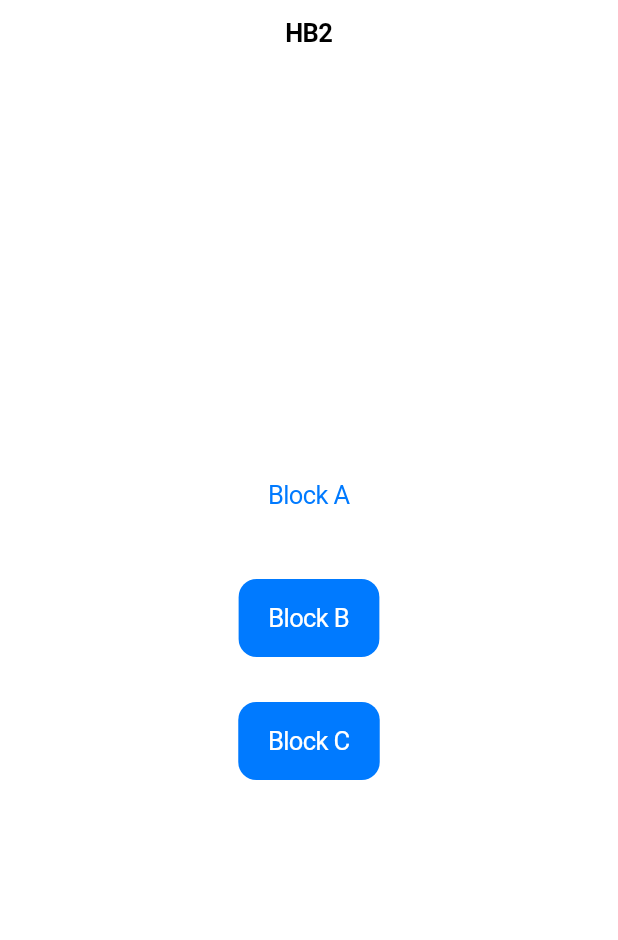
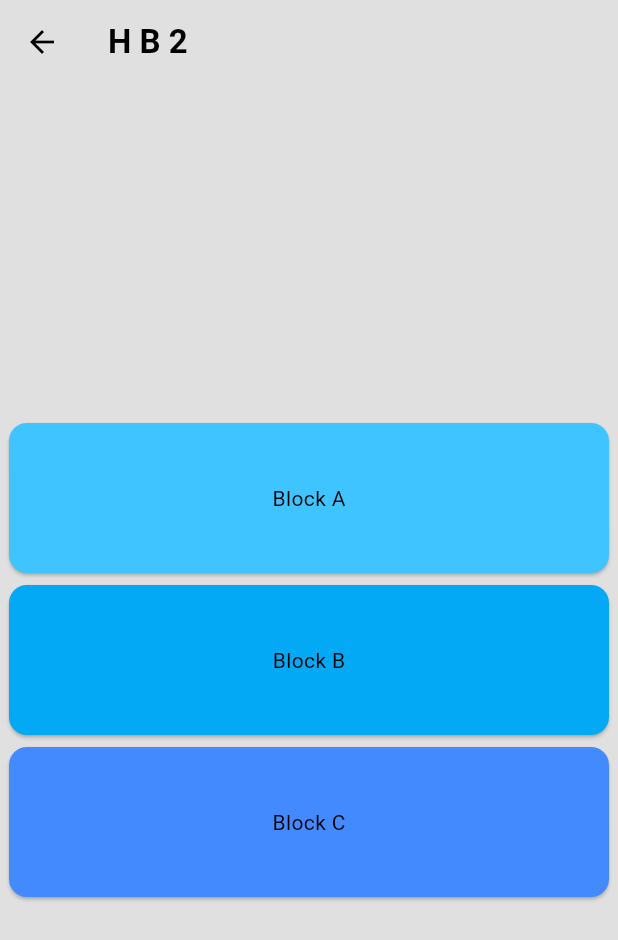
Before and after one commit to YongXianShen/GitExercise-TT3L-08, a Flutter app: the Hostel screen opened directly, after a tap on "HB2", on a phone screen of 412 x 824 dp. Shown: the top 940 px of the screen. Run offline on Flutter 3.47's test engine with Material 3 defaults, Android fonts, the phone set to English and light mode, and no system bars; our stand-ins replace cloud_firestore, connectivity_plus, dots_indicator, firebase_auth, firebase_core, firebase_database and 4 more; accounts and stored records are empty.

Commit message:
My commit 30/5/2024

```diff
--- a/lib/home.dart
+++ b/lib/home.dart
@@ -6,7 +6,7 @@ import 'package:flutter/painting.dart';
 
 import 'package:mmusuperapp/carpool.dart';
 import 'package:mmusuperapp/food/pages/home_page.dart';
-import 'package:mmusuperapp/roommates/hostel_1.dart';
+import 'package:mmusuperapp/roommates/hostel.dart';
 
 
 class FeaturesCards extends StatelessWidget {
--- /dev/null
+++ b/lib/roommates/hb2.dart
@@ -0,0 +1,75 @@
+import 'package:flutter/material.dart';
+import 'package:mmusuperapp/roommates/hostel.dart';
+
+class HB2 extends StatelessWidget {
+  const HB2({super.key});
+
+  @override
+  Widget build(BuildContext context) {
+    return Scaffold(
+      appBar: AppBar(
+        title: const Text(
+          "H B 2",
+          style: TextStyle(fontWeight: FontWeight.bold),
+        ),
+      ),
+      body: Center(
+        child: Column(
+          mainAxisAlignment: MainAxisAlignment.center,
+          children: <Widget>[
+            InkWell(
+              onTap: () {
+                Navigator.push(
+                  context,
+                  MaterialPageRoute(builder: (context) => const Hostel()),
+                );
+              },
+              child: const Card(
+                color: Colors.lightBlueAccent,
+                child: _HB2Card(cardName: 'Block A'),
+              ),
+            ),
+            InkWell(
+              onTap: () {
+                Navigator.push(
+                  context,
+                  MaterialPageRoute(builder: (context) => const Hostel()),
+                );
+              },
+              child: const Card(
+                color: Colors.lightBlue,
+                child: _HB2Card(cardName: 'Block B'),
+              ),
+            ),
+            InkWell(
+              onTap: () {
+                Navigator.push(
+                  context,
+                  MaterialPageRoute(builder: (context) => const Hostel()),
+                );
+              },
+              child: const Card(
+                color: Colors.blueAccent,
+                child: _HB2Card(cardName: 'Block C'),
+              ),
+            ),
+          ],
+        ),
+      ),
+    );
+  }
+}
+
+class _HB2Card extends StatelessWidget {
+  const _HB2Card({required this.cardName});
+  final String cardName;
+
+  @override
+  Widget build(BuildContext context) {
+    return SizedBox(
+      width: 400,
+      height: 100,
+      child: Center(child: Text(cardName)),
+    );
+  }
+}
--- /dev/null
+++ b/lib/roommates/hostel.dart
@@ -0,0 +1,90 @@
+import 'package:flutter/material.dart';
+import 'package:mmusuperapp/roommates/hb1.dart';
+import 'package:mmusuperapp/roommates/hb2.dart';
+import 'package:mmusuperapp/roommates/hb3.dart';
+import 'package:mmusuperapp/roommates/hb4.dart';
+
+class Hostel extends StatelessWidget {
+  const Hostel({super.key});
+
+  @override
+  Widget build(BuildContext context) {
+    return Scaffold(
+      appBar: AppBar(
+        title: const Text(
+          "Welcome To Roommate Finder!",
+          style: TextStyle(fontWeight: FontWeight.bold),
+        ),
+      ),
+      body: Center(
+        child: Column(
+          mainAxisAlignment: MainAxisAlignment.center,
+          children: <Widget>[
+            InkWell(
+              onTap: () {
+                Navigator.push(
+                  context,
+                  MaterialPageRoute(builder: (context) => const HB1()),
+                );
+              },
+              child: const Card(
+                color: Colors.lightBlueAccent,
+                child: _HostelCard(cardName: 'HB1'),
+              ),
+            ),
+            InkWell(
+              onTap: () {
+                Navigator.push(
+                  context,
+                  MaterialPageRoute(builder: (context) => const HB2()),
+                );
+              },
+              child: const Card(
+                color: Colors.lightBlue,
+                child: _HostelCard(cardName: 'HB2'),
+              ),
+            ),
+            InkWell(
+              onTap: () {
+                Navigator.push(
+                  context,
+                  MaterialPageRoute(builder: (context) => const HB3()),
+                );
+              },
+              child: const Card(
+                color: Colors.blueAccent,
+                child: _HostelCard(cardName: 'HB3'),
+              ),
+            ),
+            InkWell(
+              onTap: () {
+                Navigator.push(
+                  context,
+                  MaterialPageRoute(builder: (context) => const HB4()),
+                );
+              },
+              child: const Card(
+                color: Colors.blueAccent,
+                child: _HostelCard(cardName: 'HB4'),
+              ),
+            ),
+          ],
+        ),
+      ),
+    );
+  }
+}
+
+class _HostelCard extends StatelessWidget {
+  const _HostelCard({required this.cardName});
+  final String cardName;
+
+  @override
+  Widget build(BuildContext context) {
+    return SizedBox(
+      width: 400,
+      height: 100,
+      child: Center(child: Text(cardName)),
+    );
+  }
+}
--- a/lib/roommates/hostel_hb2.dart
+++ /dev/null
@@ -1,47 +0,0 @@
-import 'package:flutter/cupertino.dart';
-
-class HostelHB2 extends StatelessWidget {
-  const HostelHB2({super.key});
-
-  @override
-  Widget build(BuildContext context) {
-    return const CupertinoApp(
-      theme: CupertinoThemeData(brightness: Brightness.light),
-      home: HostelHB21(),
-    );
-  }
-}
-
-class HostelHB21 extends StatelessWidget {
-  const HostelHB21({super.key});
-
-  @override
-  Widget build(BuildContext context) {
-    return CupertinoPageScaffold(
-      navigationBar: const CupertinoNavigationBar(
-        middle: Text('HB2'),
-      ),
-      child: Center(
-        child: Column(
-          mainAxisSize: MainAxisSize.min,
-          children: <Widget>[
-            CupertinoButton(
-              onPressed: () {},
-              child: const Text('Block A'),
-            ),
-            const SizedBox(height: 30),
-            CupertinoButton.filled(
-              onPressed: () {},
-              child: const Text('Block B'),
-            ),
-            const SizedBox(height: 30),
-            CupertinoButton.filled(
-              onPressed: () {},
-              child: const Text('Block C'),
-            ),
-          ],
-        ),
-      ),
-    );
-  }
-}
```
Also changed, not shown: lib/roommates/hb1.dart (added, +75 -0 lines), lib/roommates/hb3.dart (renamed from lib/roommates/hostel_1.dart, +12 -27 lines), lib/roommates/hb4.dart (added, +75 -0 lines), lib/roommates/hostel_hb1.dart (deleted, +0 -47 lines), lib/roommates/hostel_hb3.dart (deleted, +0 -47 lines), lib/roommates/hostel_hb4.dart (deleted, +0 -47 lines).
